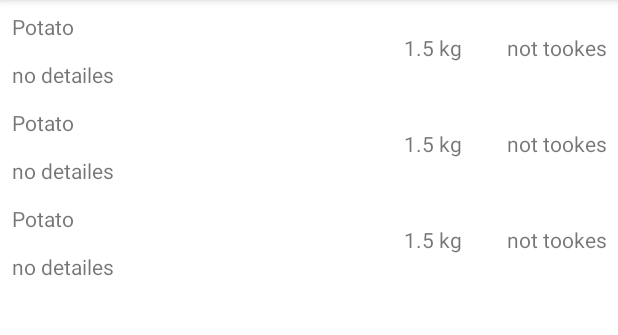
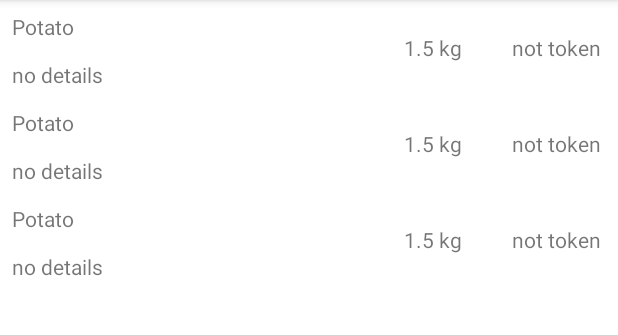
Before and after one commit to ansshkki/Shopping-List, an Android app: the screen it shows after launch (MainActivity), on a phone screen of 412 x 824 dp, the part 84-419 px from its top. Run offline under Robolectric (Android 15) with nearby library versions, the phone set to English and light mode, and no system bars.

Commit message:
tiny fixes

```diff
--- a/app/src/main/java/com/fp/shoppinglist/ShoppingAdapter.java
+++ b/app/src/main/java/com/fp/shoppinglist/ShoppingAdapter.java
@@ -16,9 +16,9 @@ public class ShoppingAdapter extends RecyclerView.Adapter<ShoppingAdapter.ItemsV
 
 
 
-    List<Item> items = Arrays.asList(new Item("Potato", "Vegetative" ,"1.5 kg" ,"not tookes" , "no detailes" ),
-    new Item("Potato", "Vegetative" ,"1.5 kg" ,"not tookes" , "no detailes" ),
-    new Item("Potato", "Vegetative" ,"1.5 kg" ,"not tookes" , "no detailes" ));
+    List<Item> items = Arrays.asList(new Item("Potato", "Vegetative" ,"1.5 kg" ,"not token" , "no details" ),
+    new Item("Potato", "Vegetative" ,"1.5 kg" ,"not token" , "no details" ),
+    new Item("Potato", "Vegetative" ,"1.5 kg" ,"not token" , "no details" ));
 
 
     @NonNull
```
